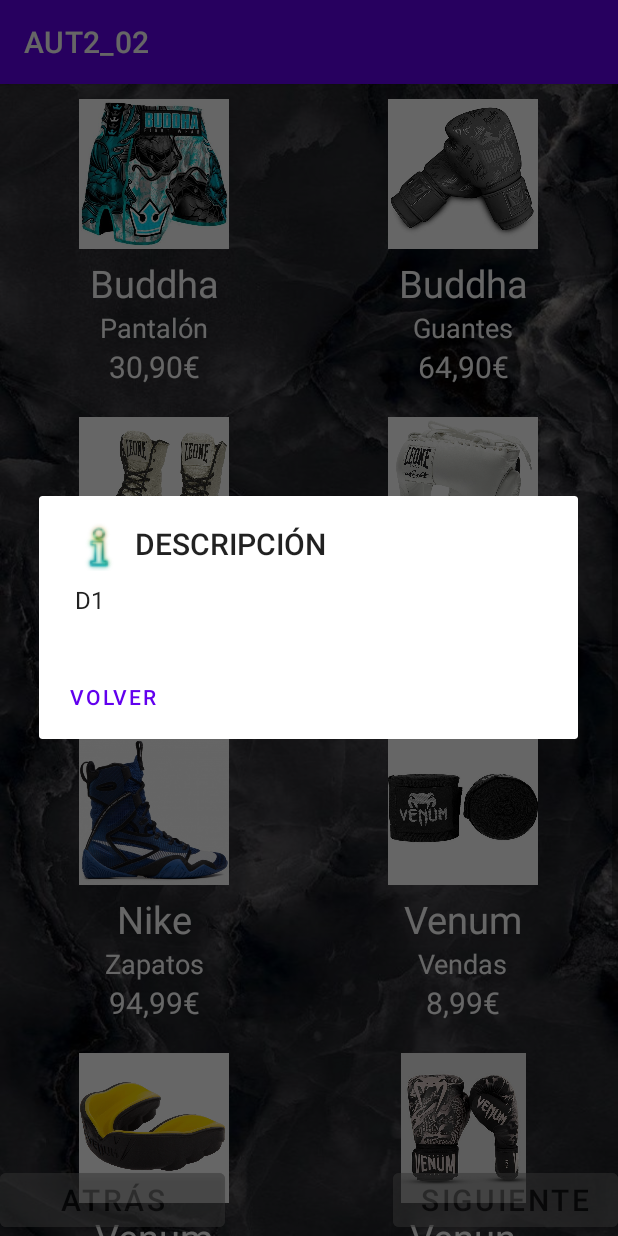
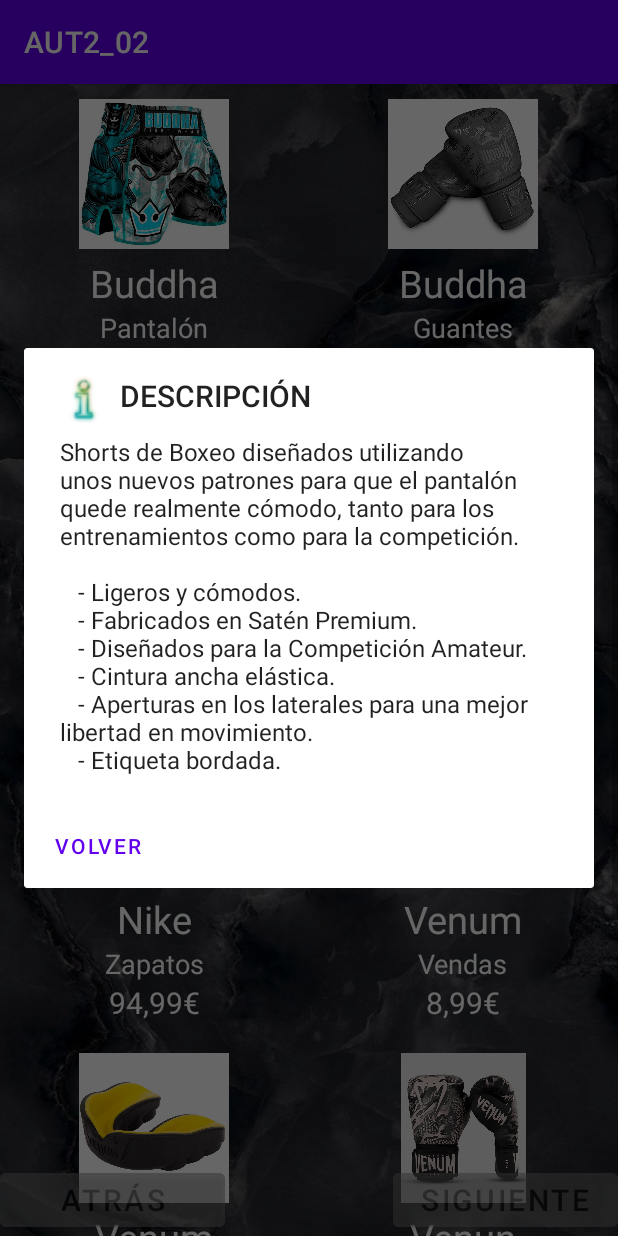
Before and after one commit to AndreaCastroBonilla/AUT2_02, an Android app: the Activity1_Products screen opened directly, with no data from a screen before it, after a tap on "Buddha", on a phone screen of 412 x 824 dp. Run offline under Robolectric (Android 15) with nearby library versions, the phone set to English and light mode, and no system bars.

Commit message:
04/11/2022 - Activity1 done

```diff
--- a/app/src/main/java/com/example/aut2_02/Activity1_Products.java
+++ b/app/src/main/java/com/example/aut2_02/Activity1_Products.java
@@ -11,6 +11,8 @@
 import android.view.View;
 import android.widget.Adapter;
 import android.widget.AdapterView;
+import android.widget.Button;
+import android.widget.EditText;
 import android.widget.GridView;
 import android.widget.Toast;
 
@@ -26,7 +28,20 @@
 
     String[] productName = {"Buddha", "Buddha", "Leone", "Leone","Nike","Venum","Venum","Venun",""};
     String[] productDescription = {"Pantalón","Guantes","Zapatos","Casco","Zapatos","Vendas","Bucal","Guantes",""};
-    String[] productDescExt = {"D1","D2","D3","D4","D5","D6","D7",
+    String[] productDescExt = {
+            "Shorts de Boxeo diseñados utilizando unos nuevos patrones para que el pantalón quede realmente cómodo, tanto para los entrenamientos como para la competición.\n" +"\n"+
+                    "   - Ligeros y cómodos.\n" +
+                    "   - Fabricados en Satén Premium.\n" +
+                    "   - Diseñados para la Competición Amateur.\n" +
+                    "   - Cintura ancha elástica.\n" +
+                    "   - Aperturas en los laterales para una mejor libertad en movimiento.\n" +
+                    "   - Etiqueta bordada.\n",
+            "D2",
+            "D3",
+            "D4",
+            "D5",
+            "D6",
+            "D7",
             "Diseñados para brindar una buena amortiguación en cada impacto y brindar una protección óptima a las articulaciones, gracias a una espuma de triple densidad.\n" +
             "\nSu sistema de ventilación microperforado facilita la evacuación del sudor y sus puños alargados aportan un confort adicional.\n" +
             "\nLos guantes de boxeo Phantom son aptos para un uso habitual de 3 a 4 veces por semana, así como para diferentes modalidades de boxeo.",""};
@@ -70,6 +85,27 @@
             }
         });
 
+        //PASO A LA ACTIVITY "MENÚ"
+        Button menu = findViewById(R.id.menuButton);
+        menu.setOnClickListener(new View.OnClickListener() {
+            @Override
+            public void onClick(View v) {
+                Intent intent = new Intent (v.getContext(), MainActivity.class);
+                startActivity(intent);
+            }
+        });
+
+        //PASO A LA ACTIVITY "CESTA"
+        Button list = findViewById(R.id.productosButton);
+        list.setOnClickListener(new View.OnClickListener() {
+            @Override
+            public void onClick(View v) {
+                Intent intent = new Intent (v.getContext(), Activity2_List.class);
+                startActivity(intent);
+            }
+        });
+
     }
 
+
 }
--- a/app/src/main/res/layout/activity1_products.xml
+++ b/app/src/main/res/layout/activity1_products.xml
@@ -24,24 +24,24 @@
             android:id="@+id/menuButton"
             android:layout_width="150dp"
             android:layout_height="wrap_content"
-            android:text="ATRÁS"
+            android:layout_alignParentBottom="true"
             android:alpha="0.5"
             android:backgroundTint="@color/grey"
+            android:text="ATRÁS"
             android:textColor="@color/black"
-            android:textSize="20dp"
-            android:layout_alignParentBottom="true"/>
+            android:textSize="20dp" />
 
         <Button
             android:id="@+id/productosButton"
             android:layout_width="150dp"
             android:layout_height="wrap_content"
-            android:text="SIGUIENTE"
+            android:layout_alignParentRight="true"
+            android:layout_alignParentBottom="true"
             android:alpha="0.5"
             android:backgroundTint="@color/grey"
+            android:text="SIGUIENTE"
             android:textColor="@color/black"
-            android:textSize="20dp"
-            android:layout_alignParentBottom="true"
-            android:layout_alignParentRight="true"/>
+            android:textSize="20dp" />
     </RelativeLayout>
 
 
--- a/app/src/main/res/values/strings.xml
+++ b/app/src/main/res/values/strings.xml
@@ -2,7 +2,7 @@
     <string name="app_name">AUT2_02</string>
     <string-array name="products">
         <item> Esto son unos guantes de boxeo.</item>
-       <item> Esto es un ptalón de boxeo.</item>
+        <item> Esto es un ptalón de boxeo.</item>
         <item> Eso es un pntalón de boxeo.</item>
         <item> to es un pantalón de boxeo.</item>
         <item> Esto es un paalón de boeo.</item>
```
Also changed, not shown: app/src/main/AndroidManifest.xml (+6 -2 lines), app/src/main/java/com/example/aut2_02/Activity2_List.java (added, +14 -0 lines), app/src/main/res/layout/activity_activity2_list.xml (added, +9 -0 lines).
